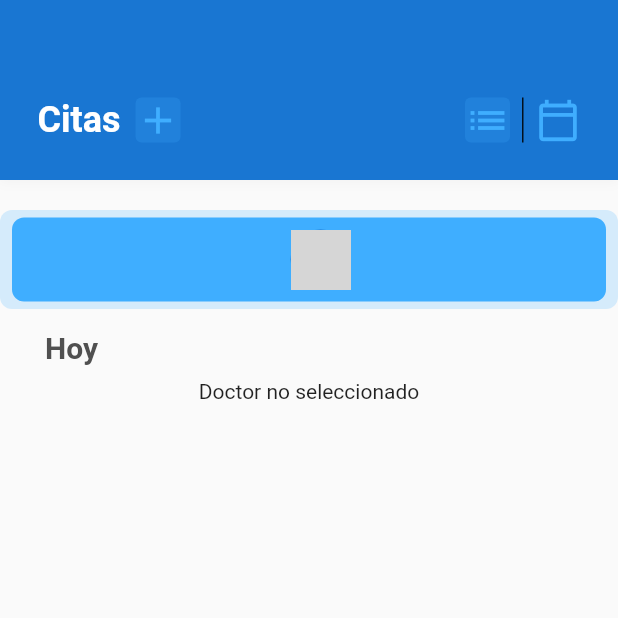
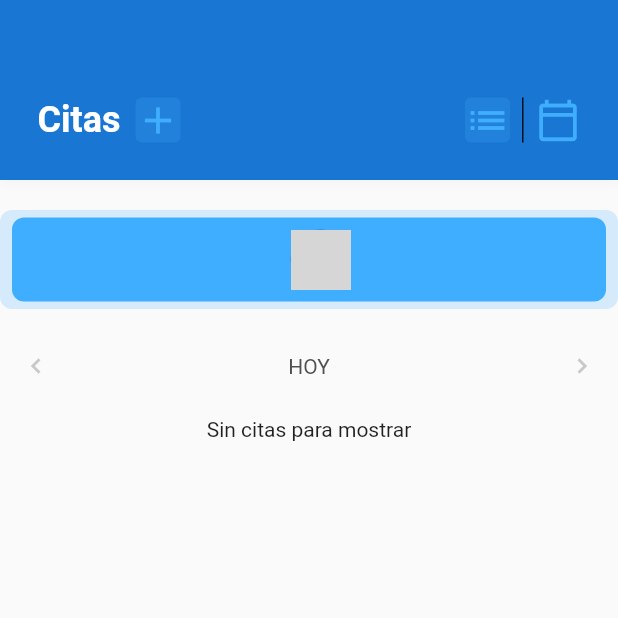
Before and after one commit to otsenreDC/demo-project, a Flutter app: the AppointmentListSecretaryPage screen opened directly with empty values, on a phone screen of 412 x 824 dp, the top half of it. Run offline on Flutter 3.47's test engine with Material 2 defaults, Android fonts, the phone set to English and light mode, and no system bars; our stand-ins replace cloud_firestore, data_connection_checker, firebase_auth, firebase_core, get_it, shared_preferences; missing offline and left inert: either_option; accounts and stored records are empty; network calls fail; grey boxes are pictures that could not be loaded.

Commit message:
:construction: Add the control for datetime selection

```diff
--- a/lib/framework/ui/appointments/secretary/appointment_list_pg.dart
+++ b/lib/framework/ui/appointments/secretary/appointment_list_pg.dart
@@ -1,6 +1,3 @@
-import 'dart:math';
-
-import 'package:cloud_firestore/cloud_firestore.dart';
 import 'package:flutter/cupertino.dart';
 import 'package:flutter/material.dart';
 import 'package:project_docere/domain/extensions.dart';
@@ -9,10 +6,10 @@ import 'package:project_docere/domain/models/doctor.dart';
 import 'package:project_docere/domain/view_models/appointments/appointment_list_secretary_vm.dart';
 import 'package:project_docere/framework/ui/appointments/secretary/appointment_secretary_details_pg.dart';
 import 'package:project_docere/framework/ui/create_appointment/create_appointment_pg.dart';
+import 'package:project_docere/framework/ui/widgets/date_selector_wg.dart';
 import 'package:project_docere/framework/ui/widgets/doctor_item.dart';
 import 'package:project_docere/framework/ui/widgets/summary_item.dart';
 import 'package:project_docere/injection_container.dart';
-import 'package:project_docere/styles.dart';
 import 'package:project_docere/texts.dart';
 import 'package:provider/provider.dart';
 
@@ -23,6 +20,7 @@ class AppointmentListSecretaryPage extends StatelessWidget {
 
   final Doctor _doctor;
   Function goToDoctorListPage;
+  DateTime _selectedDate = DateTime.now();
 
   AppointmentListSecretaryPage(this._doctor,
       {@required this.goToDoctorListPage});
@@ -66,37 +64,44 @@ class AppointmentListSecretaryPage extends StatelessWidget {
                         onTap: goToDoctorListPage,
                       ),
                       SizedBox(height: 10),
-                      Row(
-                        children: [
-                          SizedBox(width: 30),
-                          Text(
-                            "Hoy",
-                            style: MedAppTextStyle.header1(),
-                          ),
-                          Spacer(),
-                          // Container(
-                          //   decoration: BoxDecoration(
-                          //     color: MedAppColors.lighterBlue,
-                          //     borderRadius: BorderRadius.circular(4),
-                          //   ),
-                          //   padding: EdgeInsets.all(4),
-                          //   height: 30,
-                          //   child: Center(
-                          //     child: Text(
-                          //       "8899",
-                          //       style: MedAppTextStyle.header1()
-                          //           .copyWith(color: MedAppColors.blue),
-                          //     ),
-                          //   ),
-                          // ),
-                          SizedBox(width: 30),
-                        ],
+                      DateSelector(
+                        date: _selectedDate,
+                        onDateChanged: (date) {
+                          _selectedDate = date;
+                          viewModel.loadAppointments(date);
+                        },
                       ),
+                      // Row(
+                      //   children: [
+                      //     SizedBox(width: 30),
+                      //     Text(
+                      //       "Hoy",
+                      //       style: MedAppTextStyle.header1(),
+                      //     ),
+                      //     Spacer(),
+                      //     // Container(
+                      //     //   decoration: BoxDecoration(
+                      //     //     color: MedAppColors.lighterBlue,
+                      //     //     borderRadius: BorderRadius.circular(4),
+                      //     //   ),
+                      //     //   padding: EdgeInsets.all(4),
+                      //     //   height: 30,
+                      //     //   child: Center(
+                      //     //     child: Text(
+                      //     //       "8899",
+                      //     //       style: MedAppTextStyle.header1()
+                      //     //           .copyWith(color: MedAppColors.blue),
+                      //     //     ),
+                      //     //   ),
+                      //     // ),
+                      //     SizedBox(width: 30),
+                      //   ],
+                      // ),
                       // SizedBox(height: 8),
                       // _PatientsSummary(),
                       SizedBox(height: 10),
                       viewModel.appointmentCount == 0
-                          ? Text("Doctor no seleccionado")
+                          ? Text("Sin citas para mostrar")
                           : ListView.builder(
                               physics: NeverScrollableScrollPhysics(),
                               shrinkWrap: true,
@@ -277,19 +282,19 @@ class _SecretaryAppointmentCard extends StatelessWidget {
                 ],
               ),
               SizedBox(height: 8),
-              Random(Timestamp.now().millisecondsSinceEpoch).nextBool()
-                  ? Row(
-                      mainAxisSize: MainAxisSize.max,
-                      mainAxisAlignment: MainAxisAlignment.spaceBetween,
-                      children: [
-                        Text("15 min esperando"),
-                        ElevatedButton(
-                            onPressed: () {},
-                            child: Text("Hacer que pase"),
-                            style: MedAppStyles.lighBlueButtonStyle)
-                      ],
-                    )
-                  : Container()
+              // Random(Timestamp.now().millisecondsSinceEpoch).nextBool()
+              //     ? Row(
+              //         mainAxisSize: MainAxisSize.max,
+              //         mainAxisAlignment: MainAxisAlignment.spaceBetween,
+              //         children: [
+              //           Text("15 min esperando"),
+              //           ElevatedButton(
+              //               onPressed: () {},
+              //               child: Text("Hacer que pase"),
+              //               style: MedAppStyles.lighBlueButtonStyle)
+              //         ],
+              //       )
+              //     : Container()
             ],
           ),
         ),
--- a/lib/framework/ui/create_appointment/create_appointment_pg.dart
+++ b/lib/framework/ui/create_appointment/create_appointment_pg.dart
@@ -277,7 +277,8 @@ class _HourSectionState extends State<HourSection> {
                   });
                 },
               ),
-            )
+            ),
+            SizedBox(height: 30,),
           ],
         ),
       );
--- a/lib/framework/ui/widgets/date_selector_wg.dart
+++ b/lib/framework/ui/widgets/date_selector_wg.dart
@@ -29,6 +29,14 @@ class _DateSelectorState extends State<DateSelector> {
 
   final DateFormat formatter = DateFormat(DATE_FORMAT_EXPRESSIVE);
 
+  String _dateString(DateTime dateTime) {
+    if (dateTime.isToday()) {
+      return "HOY";
+    } else {
+      return formatter.format(date).toUpperCase();
+    }
+  }
+
   @override
   Widget build(BuildContext context) {
     return Row(
@@ -49,7 +57,7 @@ class _DateSelectorState extends State<DateSelector> {
         Expanded(
           child: Center(
             child: Text(
-              formatter.format(date),
+              _dateString(date),
               style: MedAppTextStyle.body(),
             ),
           ),
```
Also changed, not shown: lib/domain/extensions.dart (+7 -0 lines), lib/domain/view_models/appointments/appointment_list_secretary_vm.dart (+9 -3 lines).
